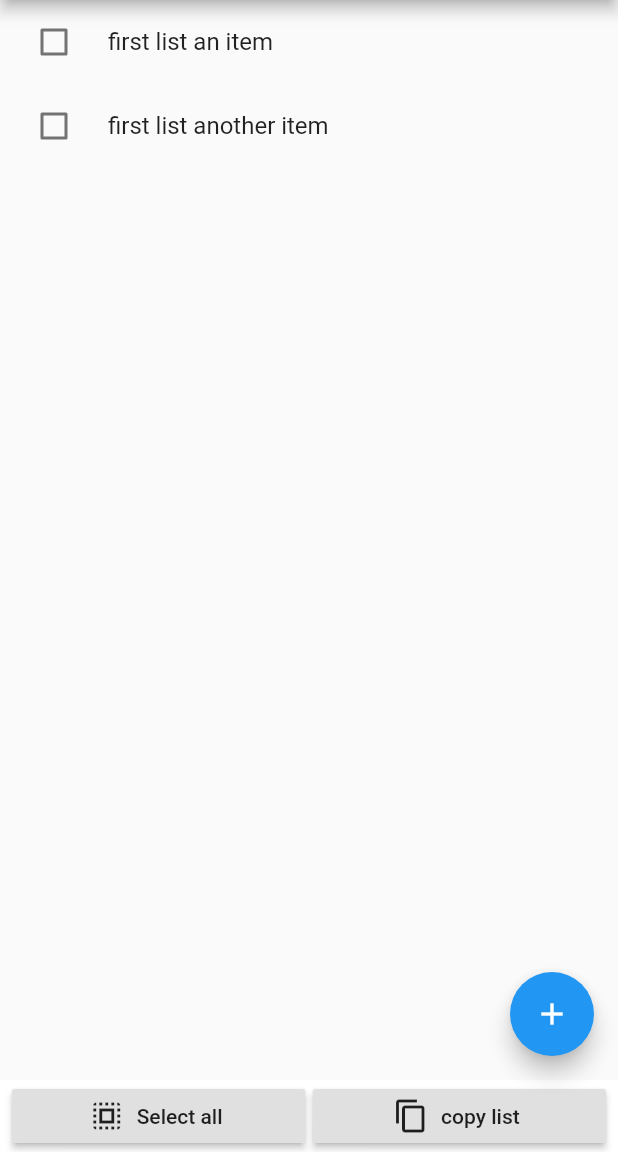
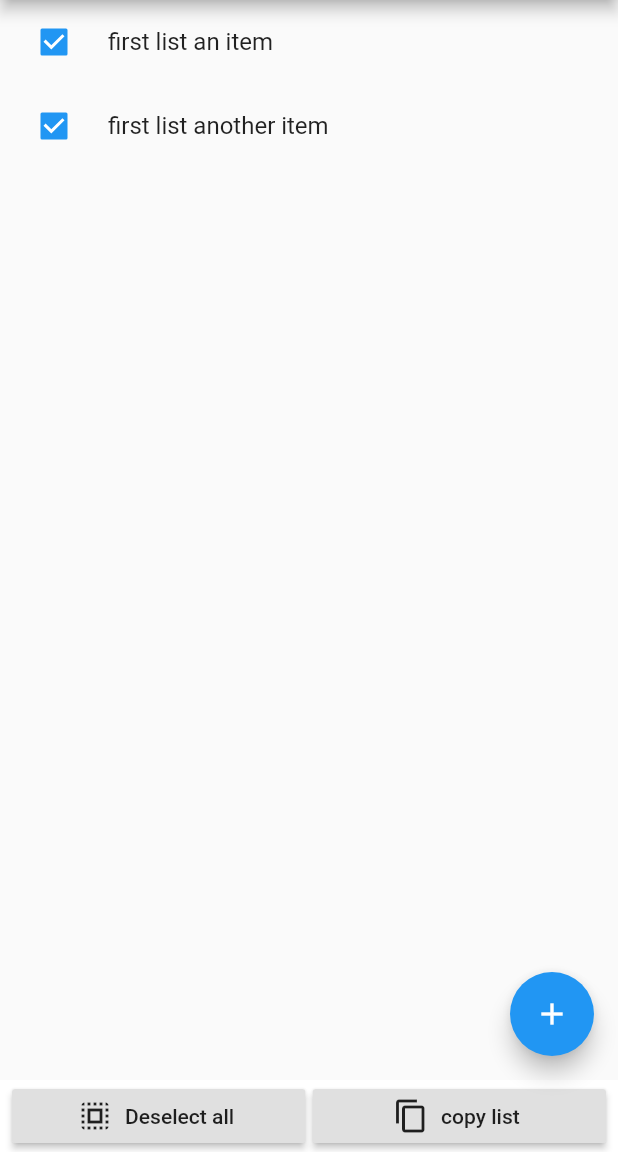
Before and after one commit to thordoor/todo_flutter_learning, a Flutter app: the screen it shows after launch, after a tap on "Select all", on a phone screen of 412 x 824 dp, the part 84-1236 px from its top. Run offline on Flutter 3.47's test engine with Material 2 defaults, Android fonts, the phone set to English and light mode, and no system bars.

Commit message:
Remove consumer and add select all.

```diff
--- a/lib/screens/items_screen.dart
+++ b/lib/screens/items_screen.dart
@@ -12,6 +12,7 @@ class ItemsScreen extends StatefulWidget {
 
 class _ItemsScreenState extends State<ItemsScreen> {
   String newItemValue = '';
+  String selectText = 'Select all';
   @override
   Widget build(BuildContext context) {
     var pool = context.watch<ItemsCollectionPool>();
@@ -24,8 +25,7 @@ class _ItemsScreenState extends State<ItemsScreen> {
       body: SafeArea(
         child: Column(
           children: [
-            Consumer<ItemsCollection>(
-              builder: (context, list, _) => ListView.builder(
+            ListView.builder(
               shrinkWrap: true,
               itemCount: currentTodoList.items.length,
               itemBuilder: (context, index) {
@@ -43,7 +43,6 @@ class _ItemsScreenState extends State<ItemsScreen> {
                 );
               },
             ),
-            ),
           ],
         ),
       ),
@@ -58,9 +57,28 @@ class _ItemsScreenState extends State<ItemsScreen> {
             children: [
               Expanded(
                 child: RaisedButton.icon(
-                  onPressed: () {},
+                  onPressed: () {
+                    List checkedItems = [];
+                    for (Item item in currentTodoList.items) {
+                      if (item.isChecked == true) {
+                        checkedItems.add(item);
+                      }
+                    }
+                    if (checkedItems.length == currentTodoList.items.length) {
+                      for (Item item in currentTodoList.items) {
+                        item.isChecked = false;
+                        selectText = 'Select all';
+                      }
+                    } else {
+                      for (Item item in currentTodoList.items) {
+                        item.isChecked = true;
+                        selectText = 'Deselect all';
+                      }
+                    }
+                    setState(() {});
+                  },
                   icon: Icon(Icons.select_all),
-                  label: Text('Select all'),
+                  label: Text(selectText),
                 ),
               ),
               SizedBox(
@@ -110,6 +128,7 @@ class _ItemsScreenState extends State<ItemsScreen> {
                                 isChecked: false,
                               ),
                             );
+                            setState(() {});
                             Navigator.pop(context);
                           },
                           child: Text('Save!'),
```
Lines whose indentation alone changed are shown as unchanged.
